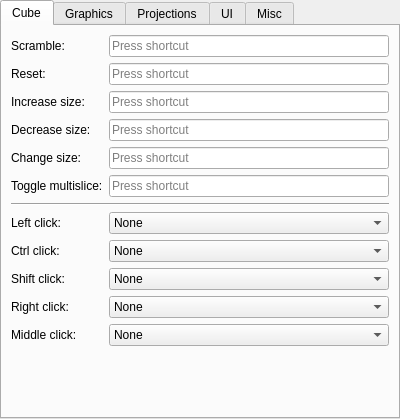
Above: src/controlswidget.ui from benwh1/cubesim before the change. Below: the same form after it.
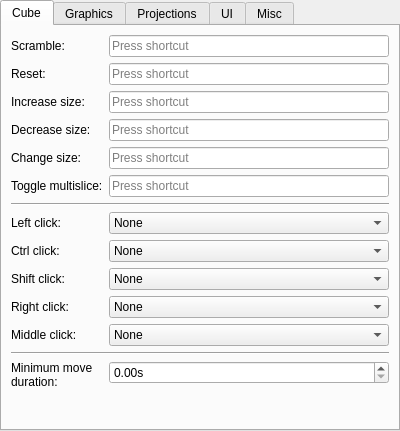
That is the form after the change.

Commit message: Minimum move duration setting

```diff
--- a/src/controlswidget.ui
+++ b/src/controlswidget.ui
@@ -7,7 +7,7 @@
     <x>0</x>
     <y>0</y>
     <width>400</width>
-    <height>419</height>
+    <height>431</height>
    </rect>
   </property>
   <property name="windowTitle">
@@ -260,6 +260,37 @@
            </item>
           </widget>
          </item>
+         <item row="13" column="0">
+          <widget class="QLabel" name="label_38">
+           <property name="text">
+            <string>Minimum move
+duration:</string>
+           </property>
+          </widget>
+         </item>
+         <item row="13" column="1">
+          <widget class="QDoubleSpinBox" name="minMoveDurationSpinBox">
+           <property name="suffix">
+            <string>s</string>
+           </property>
+           <property name="maximum">
+            <double>1.000000000000000</double>
+           </property>
+           <property name="singleStep">
+            <double>0.010000000000000</double>
+           </property>
+           <property name="value">
+            <double>0.000000000000000</double>
+           </property>
+          </widget>
+         </item>
+         <item row="12" column="0" colspan="2">
+          <widget class="Line" name="line_2">
+           <property name="orientation">
+            <enum>Qt::Horizontal</enum>
+           </property>
+          </widget>
+         </item>
         </layout>
        </item>
       </layout>
```
Left out of the diff: 192 changed lines with no effect on the pictures. The commit also changes 7 other files.
